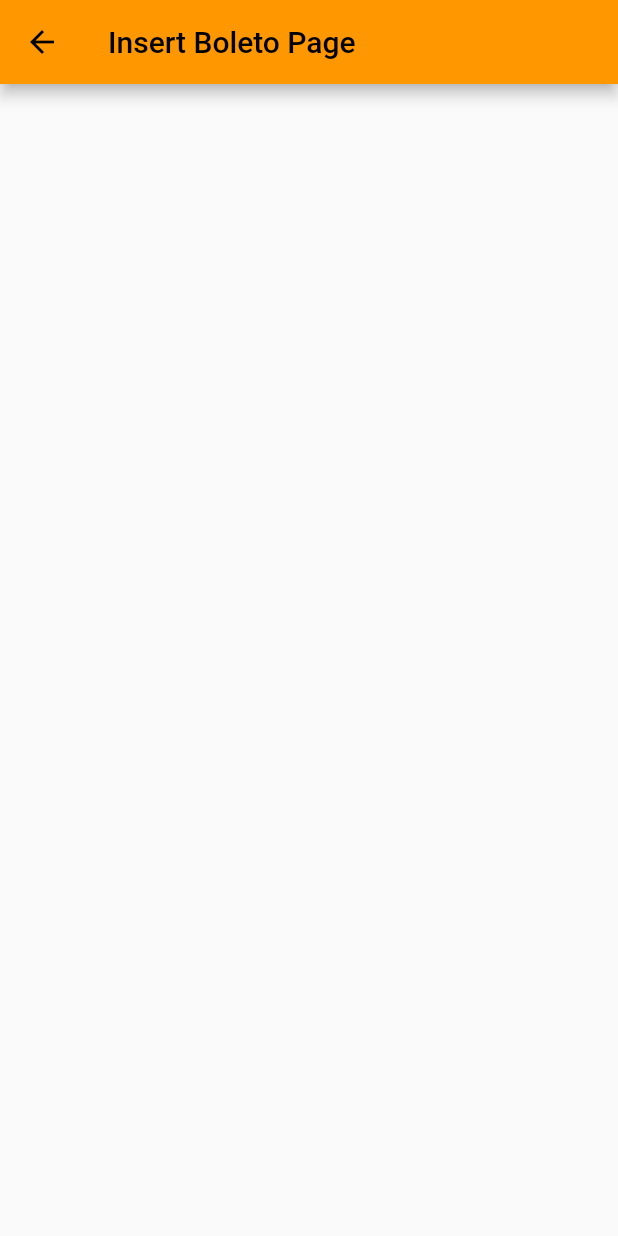
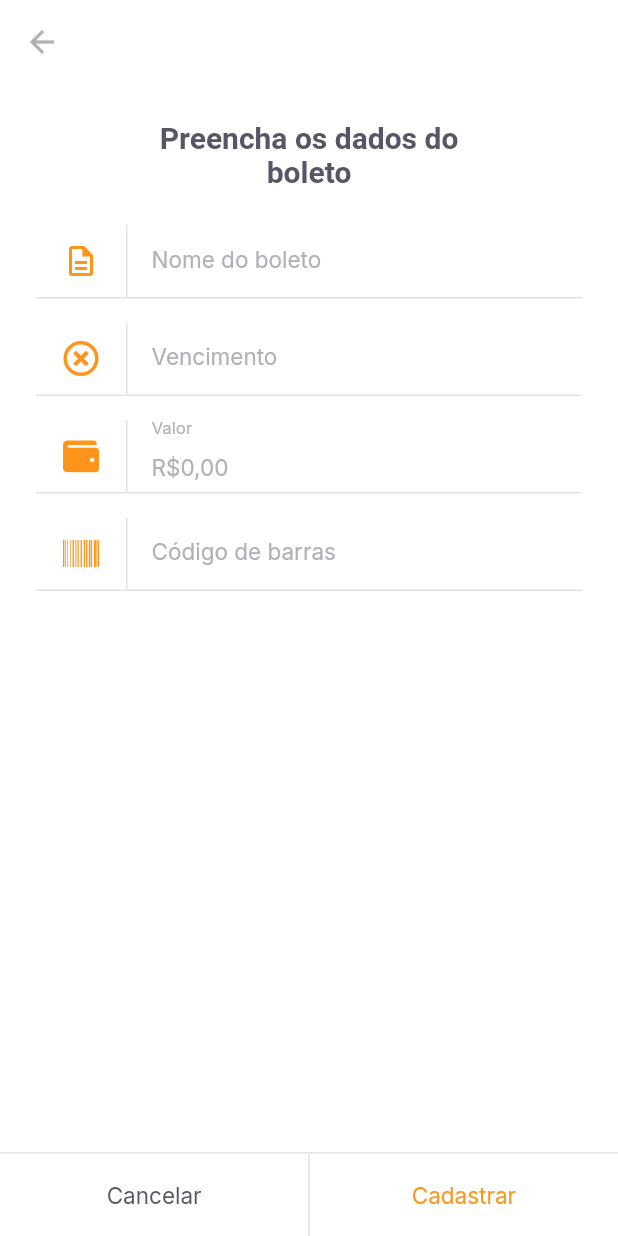
Before and after one commit to pedrohfernandes/PayFlow, a Flutter app: the InsertBoletoPage screen opened by its route, on a phone screen of 412 x 824 dp. Run offline on Flutter 3.47's test engine with Material 2 defaults, Android fonts, the phone set to English and light mode, and no system bars; our stand-ins replace camera, firebase_core, flutter_masked_text2, font_awesome_flutter, google_fonts, google_sign_in and 2 more; missing offline and left inert: google_ml_kit; accounts and stored records are empty.

Commit message:
implementação de inserção e salvamento de boletos

```diff
--- a/lib/modules/home/home_page.dart
+++ b/lib/modules/home/home_page.dart
@@ -77,7 +77,8 @@ class _HomePageState extends State<HomePage> {
               ),
               GestureDetector(
                 onTap: () {
-                  Navigator.pushNamed(context, "/barcode_scanner");
+                  Navigator.pushNamed(context, "/insert_boleto");
+                  //Navigator.pushNamed(context, "/barcode_scanner");
                 },
                 child: Container(
                   width: 56,
--- /dev/null
+++ b/lib/modules/insert_boleto/insert_boleto_controller.dart
@@ -0,0 +1,47 @@
+import 'package:flutter/material.dart';
+import 'package:shared_preferences/shared_preferences.dart';
+
+import '/shared/models/boleto_model.dart';
+
+class InsertBoletoController {
+  final formKey = GlobalKey<FormState>();
+  BoletoModel model = BoletoModel();
+
+  String? validateName(String? value) =>
+      value?.isEmpty ?? true ? "O nome não pode ser vazio" : null;
+  String? validateVencimento(String? value) =>
+      value?.isEmpty ?? true ? "A data de vencimento não pode ser vazio" : null;
+  String? validateValor(double value) =>
+      value == 0 ? "Insira um valor maior que R\$ 0,00" : null;
+  String? validateCodigo(String? value) =>
+      value?.isEmpty ?? true ? "O código do boleto não pode ser vazio" : null;
+
+  void onChange({
+    String? name,
+    String? dueDate,
+    double? value,
+    String? barcode,
+  }) {
+    model = model.copyWith(
+      name: name,
+      dueDate: dueDate,
+      value: value,
+      barcode: barcode,
+    );
+  }
+
+  Future<void> saveBoleto() async {
+    final instance = await SharedPreferences.getInstance();
+    final boletos = instance.getStringList("boletos") ?? <String>[];
+    boletos.add(model.toJson());
+    await instance.setStringList("boletos", boletos);
+    return;
+  }
+
+  Future<void> cadastrarBoleto() async {
+    final form = formKey.currentState;
+    if (form!.validate()) {
+      return saveBoleto();
+    }
+  }
+}
--- a/lib/modules/insert_boleto/insert_boleto_page.dart
+++ b/lib/modules/insert_boleto/insert_boleto_page.dart
@@ -1,13 +1,123 @@
 import 'package:flutter/material.dart';
+import 'package:flutter_masked_text2/flutter_masked_text2.dart';
+import 'package:font_awesome_flutter/font_awesome_flutter.dart';
 
-class InsertBoletoPage extends StatelessWidget {
-  const InsertBoletoPage({super.key});
+import '/modules/insert_boleto/insert_boleto_controller.dart';
+import '/shared/widgets/input_text/input_text_widget.dart';
+import '/shared/widgets/set_label_buttons/set_label_buttons.dart';
+import '/shared/themes/themes.dart';
+
+class InsertBoletoPage extends StatefulWidget {
+  final String? barcode;
+  const InsertBoletoPage({super.key, this.barcode});
+
+  @override
+  State<InsertBoletoPage> createState() => _InsertBoletoPageState();
+}
+
+class _InsertBoletoPageState extends State<InsertBoletoPage> {
+  final controller = InsertBoletoController();
+
+  final moneyInputTextController = MoneyMaskedTextController(
+    leftSymbol: "R\$",
+    decimalSeparator: ",",
+  );
+  final dueDateInputTextController = MaskedTextController(mask: "00/00/0000");
+  final barcodeInputTextController = TextEditingController();
+
+  @override
+  void initState() {
+    if (widget.barcode != null) {
+      barcodeInputTextController.text = widget.barcode!;
+    }
+    super.initState();
+  }
 
   @override
   Widget build(BuildContext context) {
     return Scaffold(
+      backgroundColor: AppColors.background,
       appBar: AppBar(
-        title: Text("Insert Boleto Page"),
+        backgroundColor: AppColors.background,
+        elevation: 0,
+        leading: BackButton(
+          color: AppColors.input,
+        ),
+      ),
+      body: SingleChildScrollView(
+        child: Padding(
+          padding: const EdgeInsets.symmetric(horizontal: 24),
+          child: Column(
+            crossAxisAlignment: CrossAxisAlignment.stretch,
+            children: [
+              Padding(
+                padding:
+                    const EdgeInsets.symmetric(horizontal: 66, vertical: 24),
+                child: Text(
+                  "Preencha os dados do boleto",
+                  style: AppTextStyles.titleBoldHeading,
+                  textAlign: TextAlign.center,
+                ),
+              ),
+              Form(
+                key: controller.formKey,
+                child: Column(
+                  children: [
+                    InputTextWidget(
+                      label: "Nome do boleto",
+                      icon: Icons.description_outlined,
+                      validator: controller.validateName,
+                      onChanged: (value) {
+                        controller.onChange(name: value);
+                      },
+                    ),
+                    InputTextWidget(
+                      controller: dueDateInputTextController,
+                      label: "Vencimento",
+                      icon: FontAwesomeIcons.timesCircle,
+                      validator: controller.validateVencimento,
+                      onChanged: (value) {
+                        controller.onChange(dueDate: value);
+                      },
+                    ),
+                    InputTextWidget(
+                      controller: moneyInputTextController,
+                      label: "Valor",
+                      icon: FontAwesomeIcons.wallet,
+                      validator: (_) => controller
+                          .validateValor(moneyInputTextController.numberValue),
+                      onChanged: (_) {
+                        controller.onChange(
+                            value: moneyInputTextController.numberValue);
+                      },
+                    ),
+                    InputTextWidget(
+                      controller: barcodeInputTextController,
+                      label: "Código de barras",
+                      icon: FontAwesomeIcons.barcode,
+                      validator: controller.validateCodigo,
+                      onChanged: (value) {
+                        controller.onChange(barcode: value);
+                      },
+                    ),
+                  ],
+                ),
+              ),
+            ],
+          ),
+        ),
+      ),
+      bottomNavigationBar: SetLabelButtons(
+        primaryLabel: "Cancelar",
+        primaryOnPressed: () {
+          Navigator.pop(context);
+        },
+        secondaryLabel: "Cadastrar",
+        secondaryOnPressed: () async {
+          await controller.cadastrarBoleto();
+          Navigator.pop(context);
+        },
+        enableSecondaryColor: true,
       ),
     );
   }
--- /dev/null
+++ b/lib/shared/models/boleto_model.dart
@@ -0,0 +1,72 @@
+import 'dart:convert';
+
+class BoletoModel {
+  final String? name;
+  final String? dueDate;
+  final double? value;
+  final String? barcode;
+
+  BoletoModel({
+    this.name,
+    this.dueDate,
+    this.value,
+    this.barcode,
+  });
+
+  BoletoModel copyWith({
+    String? name,
+    String? dueDate,
+    double? value,
+    String? barcode,
+  }) {
+    return BoletoModel(
+      name: name ?? this.name,
+      dueDate: dueDate ?? this.dueDate,
+      value: value ?? this.value,
+      barcode: barcode ?? this.barcode,
+    );
+  }
+
+  Map<String, dynamic> toMap() {
+    return <String, dynamic>{
+      'name': name,
+      'dueDate': dueDate,
+      'value': value,
+      'barcode': barcode,
+    };
+  }
+
+  factory BoletoModel.fromMap(Map<String, dynamic> map) {
+    return BoletoModel(
+      name: map['name'] != null ? map['name'] as String : null,
+      dueDate: map['dueDate'] != null ? map['dueDate'] as String : null,
+      value: map['value'] != null ? map['value'] as double : null,
+      barcode: map['barcode'] != null ? map['barcode'] as String : null,
+    );
+  }
+
+  String toJson() => json.encode(toMap());
+
+  factory BoletoModel.fromJson(String source) =>
+      BoletoModel.fromMap(json.decode(source) as Map<String, dynamic>);
+
+  @override
+  String toString() {
+    return 'BoletoModel(name: $name, dueDate: $dueDate, value: $value, barcode: $barcode)';
+  }
+
+  @override
+  bool operator ==(covariant BoletoModel other) {
+    if (identical(this, other)) return true;
+
+    return other.name == name &&
+        other.dueDate == dueDate &&
+        other.value == value &&
+        other.barcode == barcode;
+  }
+
+  @override
+  int get hashCode {
+    return name.hashCode ^ dueDate.hashCode ^ value.hashCode ^ barcode.hashCode;
+  }
+}
--- a/lib/shared/themes/app_colors.dart
+++ b/lib/shared/themes/app_colors.dart
@@ -9,4 +9,5 @@ class AppColors {
   static final stroke = Color(0xFFE3E3E6);
   static final shape = Color(0xFFFAFAFC);
   static final background = Color(0xFFFFFFFF);
+  static final input = Color(0xFFB1B0B8);
 }
--- a/lib/shared/themes/app_text_styles.dart
+++ b/lib/shared/themes/app_text_styles.dart
@@ -79,6 +79,11 @@ class AppTextStyles {
     fontWeight: FontWeight.w700,
     color: AppColors.background,
   );
+  static final input = GoogleFonts.inter(
+    fontSize: 15,
+    fontWeight: FontWeight.w400,
+    color: AppColors.input,
+  );
   static final captionBackground = GoogleFonts.lexendDeca(
     fontSize: 13,
     fontWeight: FontWeight.w400,
--- a/lib/shared/widgets/divider_vertical/divider_vertical_widget.dart
+++ /dev/null
@@ -1,16 +0,0 @@
-import 'package:flutter/material.dart';
-
-import '/shared/themes/themes.dart';
-
-class DividerVerticalWidget extends StatelessWidget {
-  const DividerVerticalWidget({super.key});
-
-  @override
-  Widget build(BuildContext context) {
-    return Container(
-      width: 1,
-      height: double.maxFinite,
-      color: AppColors.stroke,
-    );
-  }
-}
--- /dev/null
+++ b/lib/shared/widgets/divider_vertical/divider_widget.dart
@@ -0,0 +1,23 @@
+import 'package:flutter/material.dart';
+
+import '/shared/themes/themes.dart';
+
+class DividerWidget extends StatelessWidget {
+  final double width;
+  final double height;
+
+  const DividerWidget({
+    super.key,
+    required this.width,
+    required this.height,
+  });
+
+  @override
+  Widget build(BuildContext context) {
+    return Container(
+      width: width,
+      height: height,
+      color: AppColors.stroke,
+    );
+  }
+}
--- /dev/null
+++ b/lib/shared/widgets/input_text/input_text_widget.dart
@@ -0,0 +1,68 @@
+import 'package:flutter/material.dart';
+
+import '/shared/themes/themes.dart';
+
+class InputTextWidget extends StatelessWidget {
+  final String label;
+  final IconData icon;
+  final String? initialvalue;
+  final String? Function(String?)? validator;
+  final TextEditingController? controller;
+  final void Function(String value) onChanged;
+
+  const InputTextWidget({
+    super.key,
+    required this.label,
+    required this.icon,
+    this.initialvalue,
+    this.validator,
+    this.controller,
+    required this.onChanged,
+  });
+
+  @override
+  Widget build(BuildContext context) {
+    return Padding(
+      padding: const EdgeInsets.only(bottom: 16),
+      child: Column(
+        children: [
+          TextFormField(
+            controller: controller,
+            onChanged: onChanged,
+            initialValue: initialvalue,
+            validator: validator,
+            style: AppTextStyles.input,
+            decoration: InputDecoration(
+              contentPadding: EdgeInsets.zero,
+              labelText: label,
+              labelStyle: AppTextStyles.input,
+              icon: Row(
+                mainAxisSize: MainAxisSize.min,
+                children: [
+                  Padding(
+                    padding: EdgeInsets.symmetric(horizontal: 18),
+                    child: Icon(
+                      icon,
+                      color: AppColors.primary,
+                    ),
+                  ),
+                  Container(
+                    width: 1,
+                    height: 48,
+                    color: AppColors.stroke,
+                  ),
+                ],
+              ),
+              border: InputBorder.none,
+            ),
+          ),
+          Divider(
+            height: 1,
+            thickness: 1,
+            color: AppColors.stroke,
+          ),
+        ],
+      ),
+    );
+  }
+}
--- a/lib/shared/widgets/label_button/label_button.dart
+++ b/lib/shared/widgets/label_button/label_button.dart
@@ -1,4 +1,5 @@
 import 'package:flutter/material.dart';
+import 'package:payflow/shared/widgets/divider_vertical/divider_widget.dart';
 
 import '/shared/themes/themes.dart';
 
@@ -18,6 +19,14 @@ class LabelButton extends StatelessWidget {
   Widget build(BuildContext context) {
     return SizedBox(
       height: 56,
+      child: Column(
+        crossAxisAlignment: CrossAxisAlignment.stretch,
+        children: [
+          DividerWidget(
+            width: double.maxFinite,
+            height: 1,
+          ),
+          Expanded(
             child: TextButton(
               onPressed: onPressed,
               child: Text(
@@ -25,6 +34,9 @@ class LabelButton extends StatelessWidget {
                 style: style ?? AppTextStyles.buttonHeading,
               ),
             ),
+          ),
+        ],
+      ),
     );
   }
 }
--- a/lib/shared/widgets/set_label_buttons/set_label_buttons.dart
+++ b/lib/shared/widgets/set_label_buttons/set_label_buttons.dart
@@ -2,7 +2,7 @@ import 'package:flutter/material.dart';
 
 import '/shared/themes/themes.dart';
 import '/shared/widgets/label_button/label_button.dart';
-import '../divider_vertical/divider_vertical_widget.dart';
+import '../divider_vertical/divider_widget.dart';
 
 class SetLabelButtons extends StatelessWidget {
   final String primaryLabel;
@@ -10,6 +10,7 @@ class SetLabelButtons extends StatelessWidget {
   final String secondaryLabel;
   final VoidCallback secondaryOnPressed;
   final bool enablePrimaryColor;
+  final bool enableSecondaryColor;
 
   const SetLabelButtons({
     Key? key,
@@ -18,12 +19,13 @@ class SetLabelButtons extends StatelessWidget {
     required this.secondaryLabel,
     required this.secondaryOnPressed,
     this.enablePrimaryColor = false,
+    this.enableSecondaryColor = false,
   }) : super(key: key);
 
   @override
   Widget build(BuildContext context) {
     return Container(
-      color: AppColors.shape,
+      color: AppColors.background,
       height: 56,
       child: Row(
         children: [
@@ -34,11 +36,15 @@ class SetLabelButtons extends StatelessWidget {
               style: enablePrimaryColor ? AppTextStyles.buttonPrimary : null,
             ),
           ),
-          DividerVerticalWidget(),
+          DividerWidget(
+            width: 1,
+            height: double.maxFinite,
+          ),
           Expanded(
             child: LabelButton(
               label: secondaryLabel,
               onPressed: secondaryOnPressed,
+              style: enableSecondaryColor ? AppTextStyles.buttonPrimary : null,
             ),
           ),
         ],
--- a/pubspec.yaml
+++ b/pubspec.yaml
@@ -41,6 +41,8 @@ dependencies:
   google_ml_kit: ^0.13.0
   camera: ^0.8.1+3
   image_picker: ^0.8.6+1
+  font_awesome_flutter: ^9.1.0
+  flutter_masked_text2: ^0.9.1
 
 dev_dependencies:
   flutter_test:
```
Also changed, not shown: pubspec.lock. Lines whose indentation alone changed are shown as unchanged.
